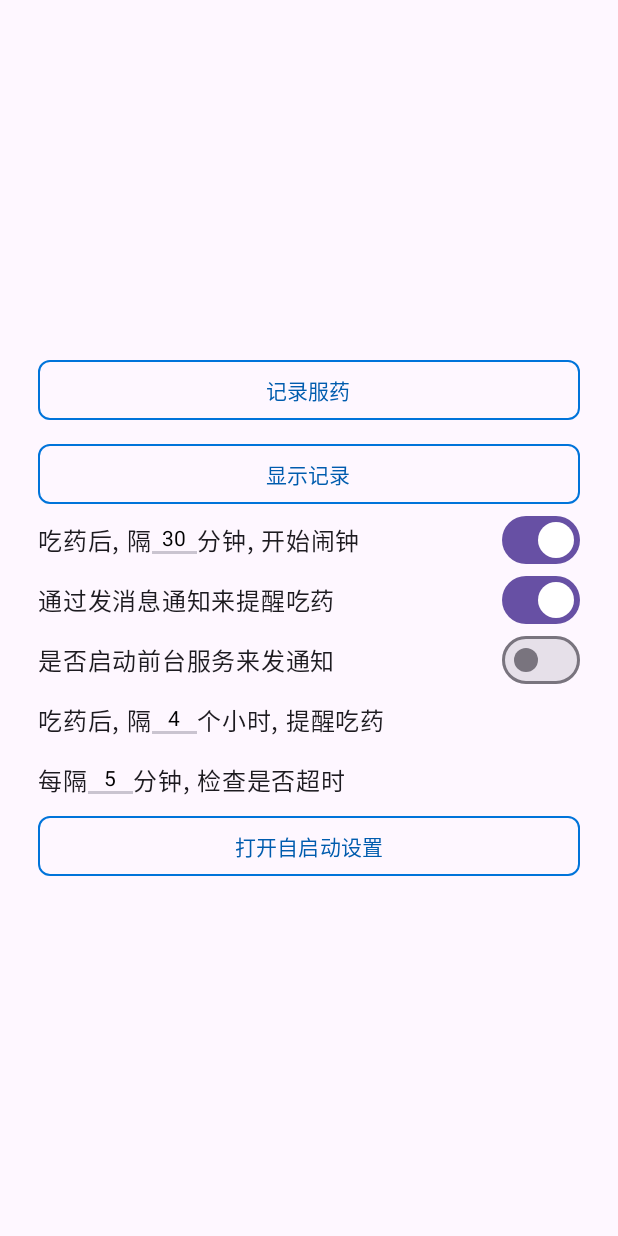
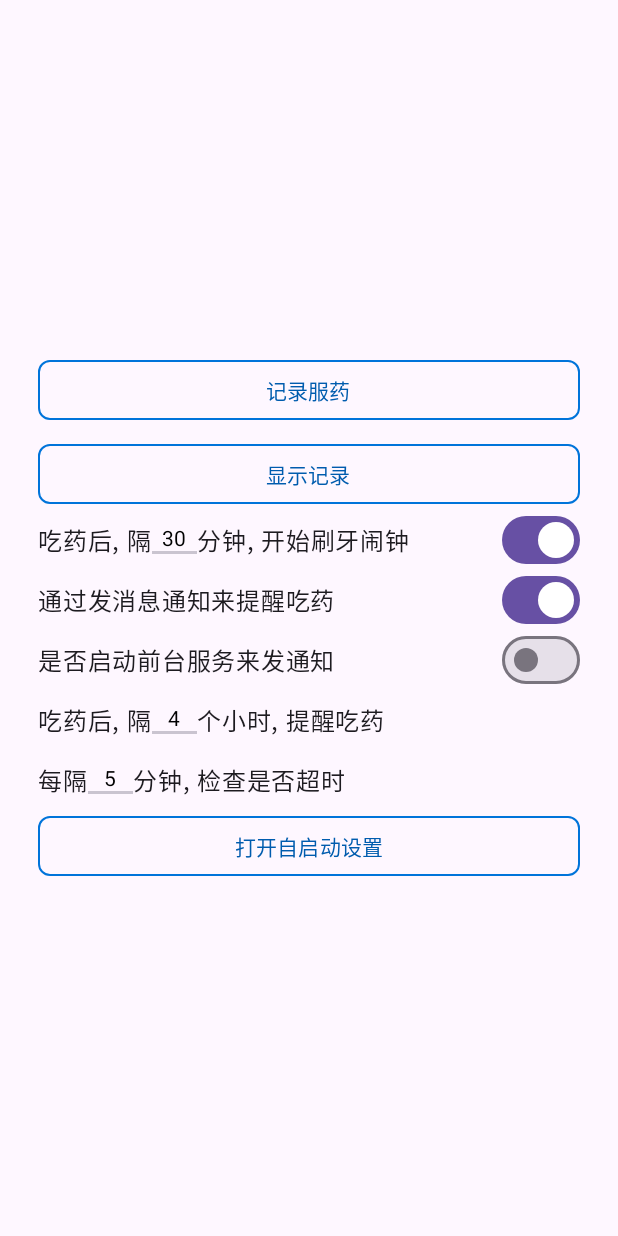
Before and after one commit to HHsomeHand/did-i-take-my-meds, an Android app built with Jetpack Compose: the screen it shows after launch (MainActivity), on a phone screen of 412 x 824 dp. Run offline under Robolectric (Android 15) with nearby library versions, the phone set to English and light mode, and no system bars; libraries missing offline, so code that uses them is left out: com.judemanutd.autostarter, com.permissionx.guolindev; 1 statement that could not run was skipped.

Commit message:
refactor: BrushAlarmSection 修改刷牙提醒的文案

```diff
--- a/app/src/main/java/com/github/hhsomehand/ui/BrushAlarmSection.kt
+++ b/app/src/main/java/com/github/hhsomehand/ui/BrushAlarmSection.kt
@@ -50,7 +50,7 @@ fun BrushAlarmSection() {
             onValueChange = { minInput = it },
 
         )
-        Text(text = "分钟, 开始闹钟")
+        Text(text = "分钟, 开始刷牙闹钟")
 
         Box(
             modifier = Modifier
```
